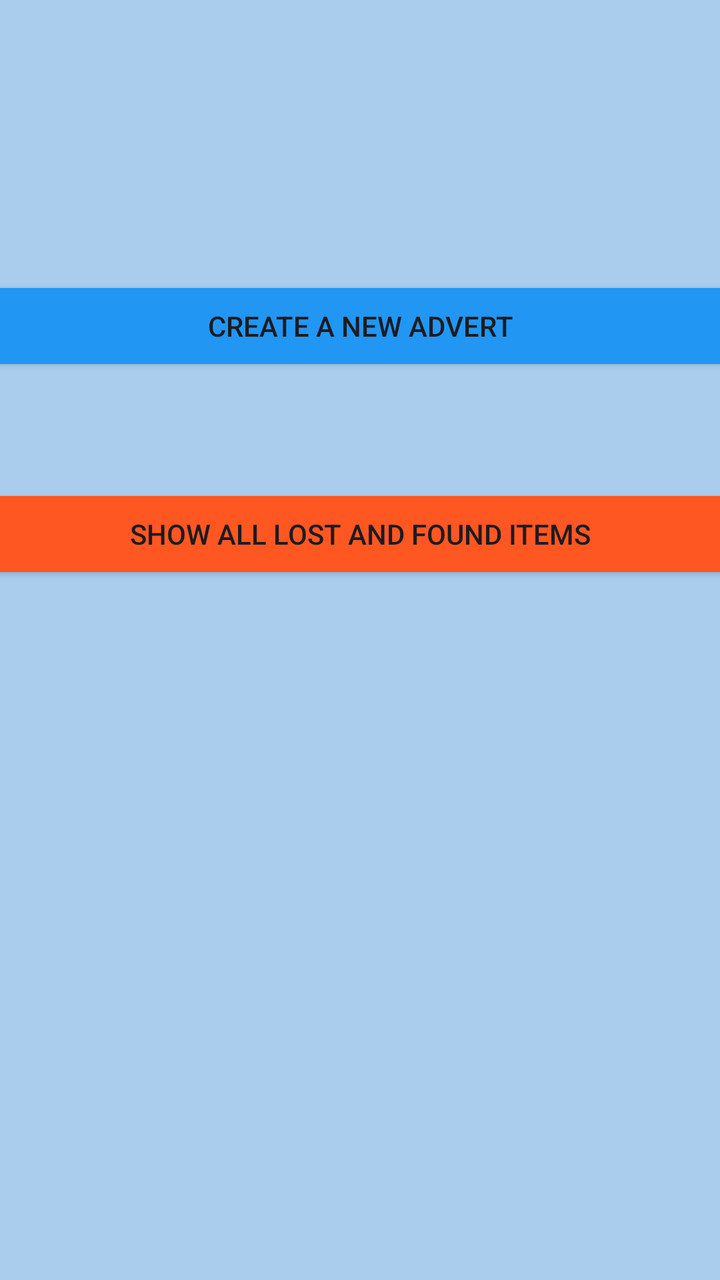
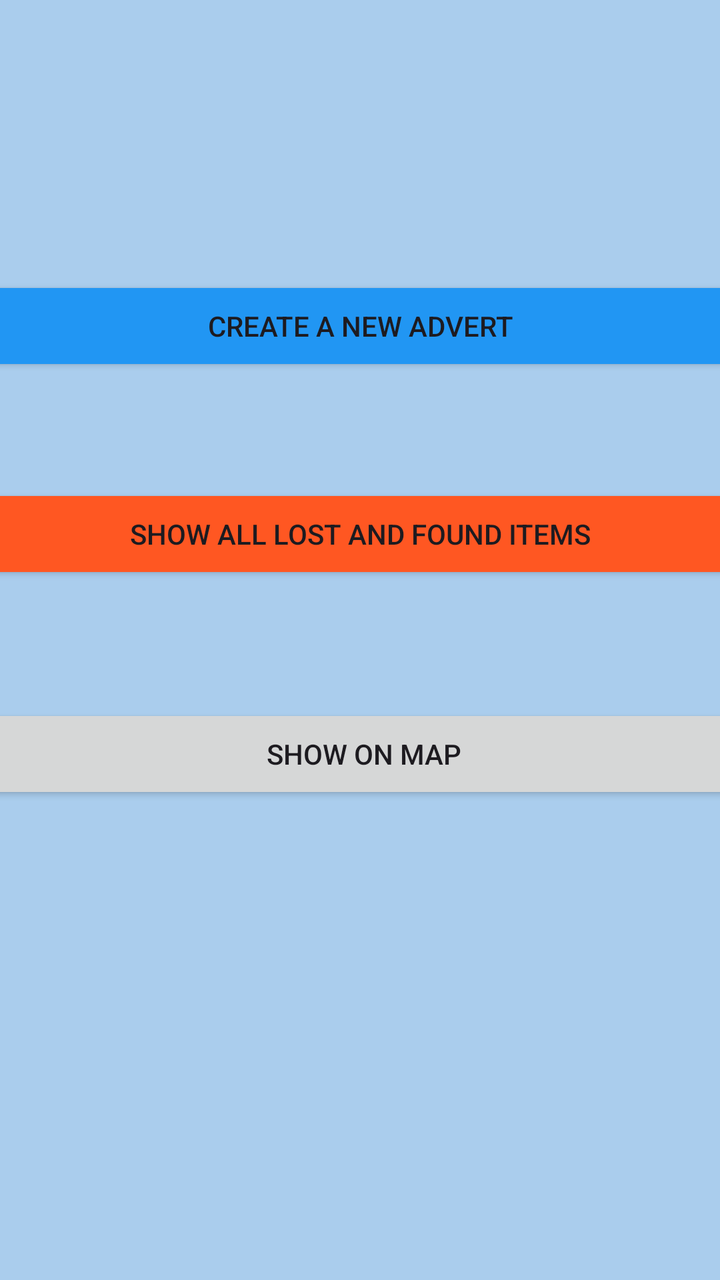

Two renders of the same Android screen: before a commit and after it. Below are the layout's source before the change and the commit's diff.
<!-- AndroidManifest.xml: application theme Theme.LostAndFoundAppV2 -->
<!-- res/layout/activity_main.xml -->
<?xml version="1.0" encoding="utf-8"?>
<androidx.constraintlayout.widget.ConstraintLayout xmlns:android="http://schemas.android.com/apk/res/android"
    xmlns:app="http://schemas.android.com/apk/res-auto"
    xmlns:tools="http://schemas.android.com/tools"
    android:id="@+id/main"
    android:layout_width="match_parent"
    android:layout_height="match_parent"
    android:background="#D07B7B"
    android:backgroundTint="#AACDED"
    tools:context=".MainActivity">

    <TextView
        android:id="@+id/LFText"
        android:layout_width="wrap_content"
        android:layout_height="wrap_content"
        android:layout_marginStart="143dp"
        android:layout_marginTop="32dp"
        android:layout_marginEnd="143dp"
        android:layout_marginBottom="680dp"
        android:text="Lost and Found App"
        android:textSize="30sp"
        android:textStyle="bold"
        app:layout_constraintBottom_toBottomOf="parent"
        app:layout_constraintEnd_toEndOf="parent"
        app:layout_constraintStart_toStartOf="parent"
        app:layout_constraintTop_toTopOf="parent" />

    <Button
        android:id="@+id/AdvertButton"
        android:layout_width="390dp"
        android:layout_height="50dp"
        android:layout_marginStart="10dp"
        android:layout_marginTop="181dp"
        android:layout_marginEnd="11dp"
        android:layout_marginBottom="27dp"
        android:backgroundTint="#2196F3"
        android:onClick="jumpClick"
        android:text="Create A New Advert"
        android:textColorLink="#BD2F2F"
        app:layout_constraintBottom_toTopOf="@+id/LostFoundButton"
        app:layout_constraintEnd_toEndOf="parent"
        app:layout_constraintStart_toStartOf="parent"
        app:layout_constraintTop_toBottomOf="@+id/LFText" />

    <Button
        android:id="@+id/LostFoundButton"
        android:layout_width="390dp"
        android:layout_height="50dp"
        android:layout_marginStart="10dp"
        android:layout_marginTop="27dp"
        android:layout_marginEnd="11dp"
        android:layout_marginBottom="367dp"
        android:backgroundTint="#FF5722"
        android:onClick="showClick"
        android:text="Show all Lost and Found Items"
        app:layout_constraintBottom_toBottomOf="parent"
        app:layout_constraintEnd_toEndOf="parent"
        app:layout_constraintStart_toStartOf="parent"
        app:layout_constraintTop_toBottomOf="@+id/AdvertButton" />

</androidx.constraintlayout.widget.ConstraintLayout>
<!-- resources referenced by this layout -->
<resources>
  <style name="Theme.LostAndFoundAppV2" parent="Base.Theme.LostAndFoundAppV2" />
  <style name="Base.Theme.LostAndFoundAppV2" parent="Theme.Material3.DayNight.NoActionBar">
          
          
      </style>
</resources>

<!-- the commit's change to res/layout/activity_main.xml (unified diff, before → after) -->
@@ -58,4 +58,18 @@
         app:layout_constraintStart_toStartOf="parent"
         app:layout_constraintTop_toBottomOf="@+id/AdvertButton" />
 
+    <Button
+        android:id="@+id/ShowonMapButton"
+        android:layout_width="390dp"
+        android:layout_height="50dp"
+        android:layout_marginStart="12dp"
+        android:layout_marginTop="61dp"
+        android:layout_marginEnd="9dp"
+        android:layout_marginBottom="239dp"
+        android:text="Show On Map"
+        app:layout_constraintBottom_toBottomOf="parent"
+        app:layout_constraintEnd_toEndOf="parent"
+        app:layout_constraintStart_toStartOf="parent"
+        app:layout_constraintTop_toBottomOf="@+id/LostFoundButton" />
+
 </androidx.constraintlayout.widget.ConstraintLayout>
